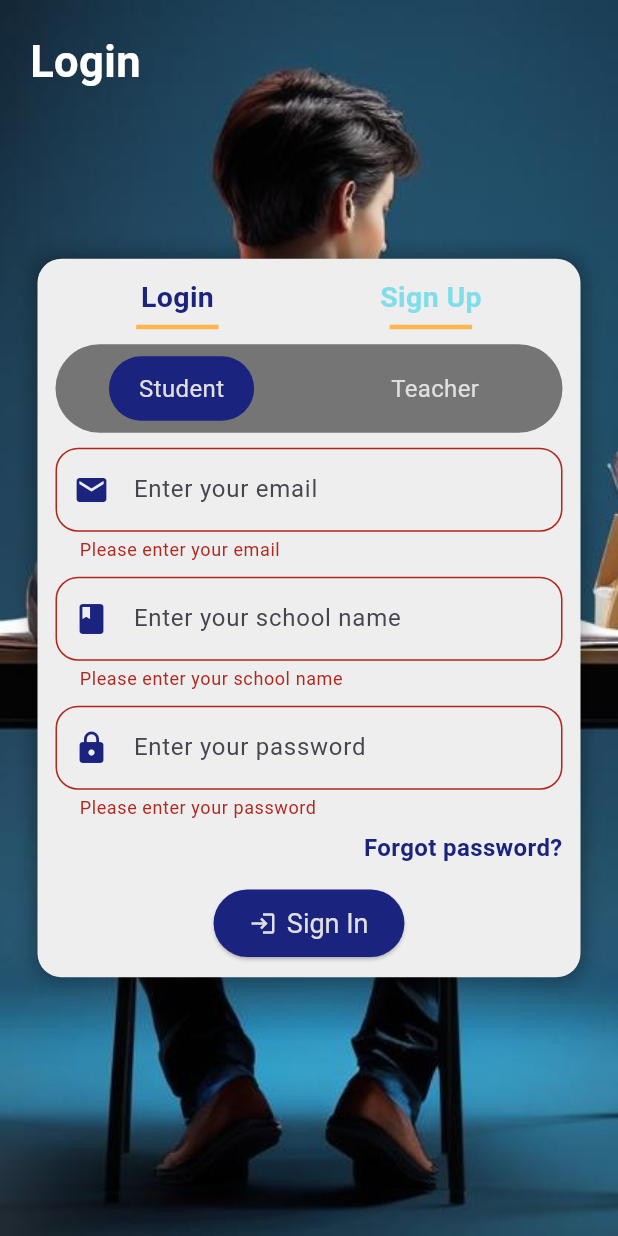
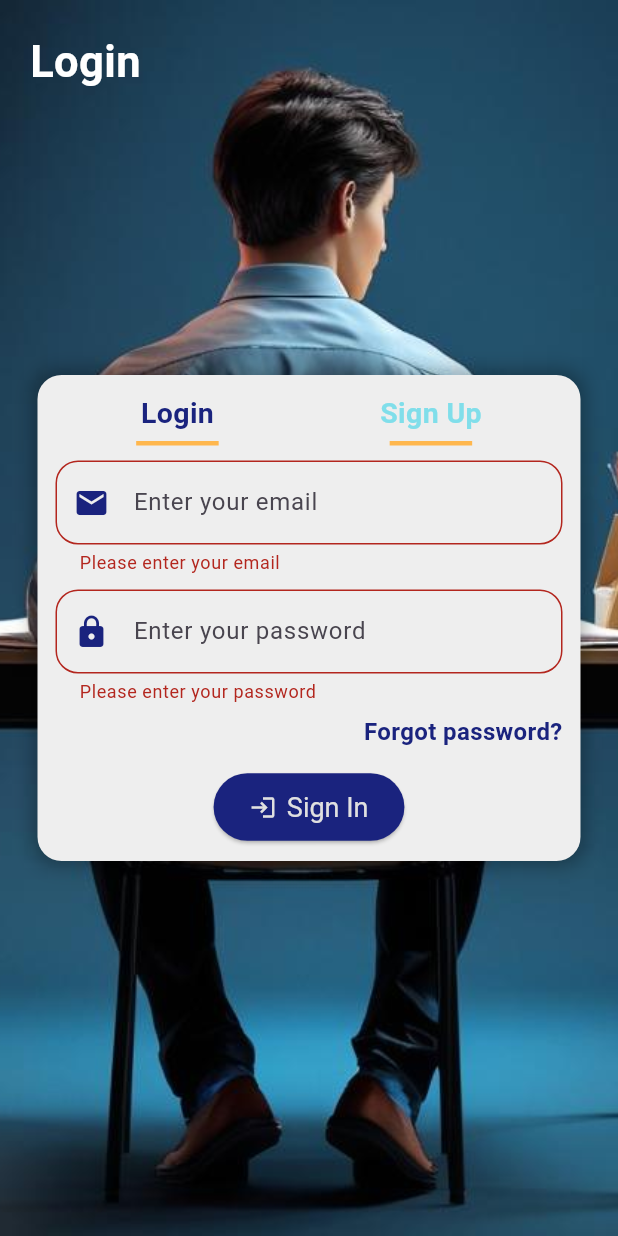
Before and after one commit to mahlatseclayton/MoodleTrack, a Flutter app: the LoginPage screen opened directly, after a tap on "Sign In", on a phone screen of 412 x 824 dp. Run offline on Flutter 3.47's test engine with Material 3 defaults, Android fonts, the phone set to English and light mode, and no system bars; our stand-ins replace cloud_firestore, firebase_auth, firebase_core, fluttertoast; accounts and stored records are empty.

Commit message:
login fixed

```diff
--- a/lib/main.dart
+++ b/lib/main.dart
@@ -188,7 +188,6 @@ class _LoginPageState extends State<LoginPage> {
   final _formKey = GlobalKey<FormState>();
   bool isCustomer = true; //student
   final TextEditingController emailController = TextEditingController();
-  final TextEditingController schoolNameController = TextEditingController();
   final TextEditingController passController = TextEditingController();
 
   Future<void> _login() async {
@@ -197,17 +196,8 @@ class _LoginPageState extends State<LoginPage> {
     setState(() => isLoading = true);
 
     try {
-      final email = emailController.text.trim().toLowerCase();
+      final email = emailController.text.trim(); // removed .toLowerCase()
       final password = passController.text.trim();
-
-      // Check if email exists
-      final methods = await FirebaseAuth.instance.fetchSignInMethodsForEmail(email);
-      if (methods.isEmpty) {
-        throw FirebaseAuthException(
-          code: 'user-not-found',
-          message: 'No user found with this email',
-        );
-      }
 
       // Sign in with email and password
       UserCredential userCredential = await FirebaseAuth.instance
@@ -248,7 +238,7 @@ class _LoginPageState extends State<LoginPage> {
       }
       Fluttertoast.showToast(msg: message);
     } catch (e) {
-      Fluttertoast.showToast(msg: 'Error: ${e.toString()}');
+      Fluttertoast.showToast(msg: ' ${e.toString()}');
     } finally {
       if (mounted) {
         setState(() => isLoading = false);
@@ -370,57 +360,7 @@ class _LoginPageState extends State<LoginPage> {
                           ],
                         ),
                         const SizedBox(height: 10),
-                        // User type toggle
-                        Container(
-                          decoration: BoxDecoration(
-                            color: Colors.grey[600],
-                            borderRadius: BorderRadius.circular(30),
-                          ),
-                          child: Row(
-                            mainAxisAlignment: MainAxisAlignment.spaceAround,
-                            children: [
-                              GestureDetector(
-                                onTap: () {
-                                  setState(() {
-                                    isCustomer = true;
-                                  });
-                                },
-                                child: Container(
-                                  padding: const EdgeInsets.symmetric(horizontal: 20, vertical: 10),
-                                  margin: const EdgeInsets.all(8),
-                                  decoration: BoxDecoration(
-                                    borderRadius: BorderRadius.circular(25),
-                                    color: isCustomer ? Colors.indigo[900] : Colors.grey[600],
-                                  ),
-                                  child: Text(
-                                    "Student",
-                                    style: TextStyle(fontSize: 16, color: Colors.grey[300]),
-                                  ),
-                                ),
-                              ),
-                              GestureDetector(
-                                onTap: () {
-                                  setState(() {
-                                    isCustomer = false;
-                                  });
-                                },
-                                child: Container(
-                                  padding: const EdgeInsets.symmetric(horizontal: 20, vertical: 10),
-                                  margin: const EdgeInsets.all(8),
-                                  decoration: BoxDecoration(
-                                    borderRadius: BorderRadius.circular(25),
-                                    color: isCustomer ? Colors.grey[600] : Colors.indigo[900],
-                                  ),
-                                  child: Text(
-                                    "Teacher",
-                                    style: TextStyle(fontSize: 16, color: Colors.grey[300]),
-                                  ),
-                                ),
-                              ),
-                            ],
-                          ),
-                        ),
-                        const SizedBox(height: 10),
+
                         // Email TextFormField
                         TextFormField(
                           controller: emailController,
@@ -439,22 +379,7 @@ class _LoginPageState extends State<LoginPage> {
                             return null;
                           },
                         ),
-                        const SizedBox(height: 10),
-                        // School TextFormField
-                        TextFormField(
-                          controller: schoolNameController,
-                          decoration: InputDecoration(
-                            prefixIcon: Icon(Icons.book, color: Colors.indigo[900]),
-                            hintText: "Enter your school name",
-                            border: OutlineInputBorder(borderRadius: BorderRadius.circular(15)),
-                          ),
-                          validator: (value) {
-                            if (value == null || value.isEmpty) {
-                              return 'Please enter your school name';
-                            }
-                            return null;
-                          },
-                        ),
+
                         const SizedBox(height: 10),
                         // Password TextFormField
                         TextFormField(
@@ -547,7 +472,6 @@ class _SignUpScreenState extends State<SignUpScreen> {
   final TextEditingController surNameController=TextEditingController();
   final TextEditingController passController=TextEditingController();
   final TextEditingController cpassController=TextEditingController();
-  final TextEditingController schoolController=TextEditingController();
   final TextEditingController emailController=TextEditingController();
   // final email
   @override
@@ -563,7 +487,7 @@ class _SignUpScreenState extends State<SignUpScreen> {
 
 
   bool verifyForm(){
-    if(nameController.text.isEmpty||passController.text.isEmpty ||cpassController.text.isEmpty|| surNameController.text.isEmpty||emailController.text.isEmpty||schoolController.text.isEmpty){
+    if(nameController.text.isEmpty||passController.text.isEmpty ||cpassController.text.isEmpty|| surNameController.text.isEmpty||emailController.text.isEmpty){
       return false;
     }
     return true;
@@ -761,15 +685,7 @@ bool spaceCheck(String x){
                       ),
                       controller: surNameController,
                     ),
-                    const SizedBox(height:10),
-                    TextField(
-                      decoration:InputDecoration(
-                        prefixIcon:Icon(Icons.school,color:Colors.indigo[900]),
-                        hintText: "Enter your school name",
-                        border:OutlineInputBorder(borderRadius: BorderRadius.circular(15)),
-                      ),
-                      controller: schoolController,
-                    ),
+
                     const SizedBox(height: 10),
                     TextField(
                       decoration: InputDecoration(
@@ -1077,109 +993,101 @@ class _forgotPassWordPageState extends State<forgotPassWordPage> {
   }
 }
 
-class verifyPassWord extends StatefulWidget {
-
-  final String? name;
-  final String? surname;
-  final String? email;
-  final String? school;
-
-  const verifyPassWord({
-    super.key,
-    required this.name,
-    required this.surname,
-    required this.email,
-    required this.school,
-  });
-
-  @override
-  State<verifyPassWord> createState() => _verifyPassWordState();
-}
-
-class _verifyPassWordState extends State<verifyPassWord> {
-
-  @override
-  Widget build(BuildContext context) {
-    return Scaffold(
-      backgroundColor: Colors.grey[600],
-      body: SafeArea(
-        child:Stack(
-          children: [
-            Container(
-              width: double.infinity,
-              height: double.infinity,
-              decoration:BoxDecoration(
-                image:DecorationImage(image:AssetImage("images/background.jpg"),
-                    fit: BoxFit.cover),
-
-              ),
-
-            ),
-            Text("Verify Account",style:TextStyle(
-              color: Colors.white,
-              fontSize: 29,
-              fontWeight: FontWeight.bold,
-
-            ),
-            ),
-
-
-
-            Center(
-              child:  Container(
-                height:150,
-                margin: EdgeInsets.all(30),
-
-
-                padding: EdgeInsets.all(12),
-
-                decoration: BoxDecoration(
-                  color: Colors.grey[200],
-                  borderRadius: BorderRadius.circular(30),
-                  boxShadow:[
-                    BoxShadow(
-                      color: Colors.black.withOpacity(0.3),
-                      blurRadius: 10,
-                      spreadRadius: 3,
-                    ),
-                  ],
-                ),
-                child: Column(
-                  children: [
-
-                    SizedBox(height: 10),
-                    TextField(
-                      keyboardType: TextInputType.number,
-                      decoration: InputDecoration(
-                        border: OutlineInputBorder(borderRadius: BorderRadius.circular(15)),
-                        prefixIcon: Icon(Icons.security,color: Colors.indigo[900],),
-                        hint: Text("Enter verification code"),
-                      ),
-                    ),
-                    SizedBox(height: 12),
-                    ElevatedButton.icon(
-                      onPressed:(){
-
-                      },
-                      label: Text("Verify"),
-                      icon: Icon(Icons.confirmation_num),
-                      style: ElevatedButton.styleFrom(
-                        backgroundColor: Colors.indigo[900],
-                        foregroundColor: Colors.grey[300],
-                        textStyle: const TextStyle(fontSize: 18),
-                        padding: const EdgeInsets.symmetric(horizontal: 18, vertical: 12),
-                      ),
-                    ),
-                  ],
-                ),
-              ),
-            ),
-          ],
-        ),
-      ),
-
-    );
-
-
-  }
-}
+// class verifyPassWord extends StatefulWidget {
+//
+//   final String? name;
+//   final String? surname;
+//   final String? email;
+//
+//
+//   const verifyPassWord({
+//     super.key,
+//     required this.name,
+//     required this.surname,
+//     required this.email,
+//
+//   });
+//
+//   @override
+//   State<verifyPassWord> createState() => _verifyPassWordState();
+// }
+//
+// class _verifyPassWordState extends State<verifyPassWord> {
+//
+//   @override
+//   Widget build(BuildContext context) {
+//     return Scaffold(
+//       backgroundColor: Colors.grey[600],
+//       body: SafeArea(
+//         child:Stack(
+//           children: [
+//             Container(
+//               width: double.infinity,
+//               height: double.infinity,
+//               decoration:BoxDecoration(
+//                 image:DecorationImage(image:AssetImage("images/background.jpg"),
+//                     fit: BoxFit.cover),
+//
+//               ),
+//
+//             ),
+//             Text("Verify Account",style:TextStyle(
+//               color: Colors.white,
+//               fontSize: 29,
+//               fontWeight: FontWeight.bold,
+//
+//             ),
+//             ),
+//
+//
+//
+//             Center(
+//               child:  Container(
+//                 height:150,
+//                 margin: EdgeInsets.all(30),
+//
+//
+//                 padding: EdgeInsets.all(12),
+//
+//                 decoration: BoxDecoration(
+//                   color: Colors.grey[200],
+//                   borderRadius: BorderRadius.circular(30),
+//                   boxShadow:[
+//                     BoxShadow(
+//                       color: Colors.black.withOpacity(0.3),
+//                       blurRadius: 10,
+//                       spreadRadius: 3,
+//                     ),
+//                   ],
+//                 ),
+//                 child: Column(
+//                   children: [
+//
+//
+//                     SizedBox(height: 12),
+//                     ElevatedButton.icon(
+//                       onPressed:(){
+//
+//                       },
+//                       label: Text("Verify"),
+//                       icon: Icon(Icons.confirmation_num),
+//                       style: ElevatedButton.styleFrom(
+//                         backgroundColor: Colors.indigo[900],
+//                         foregroundColor: Colors.grey[300],
+//                         textStyle: const TextStyle(fontSize: 18),
+//                         padding: const EdgeInsets.symmetric(horizontal: 18, vertical: 12),
+//                       ),
+//                     ),
+//                   ],
+//                 ),
+//               ),
+//             ),
+//           ],
+//         ),
+//       ),
+//
+//     );
+//
+//
+//   }
+// }
```
